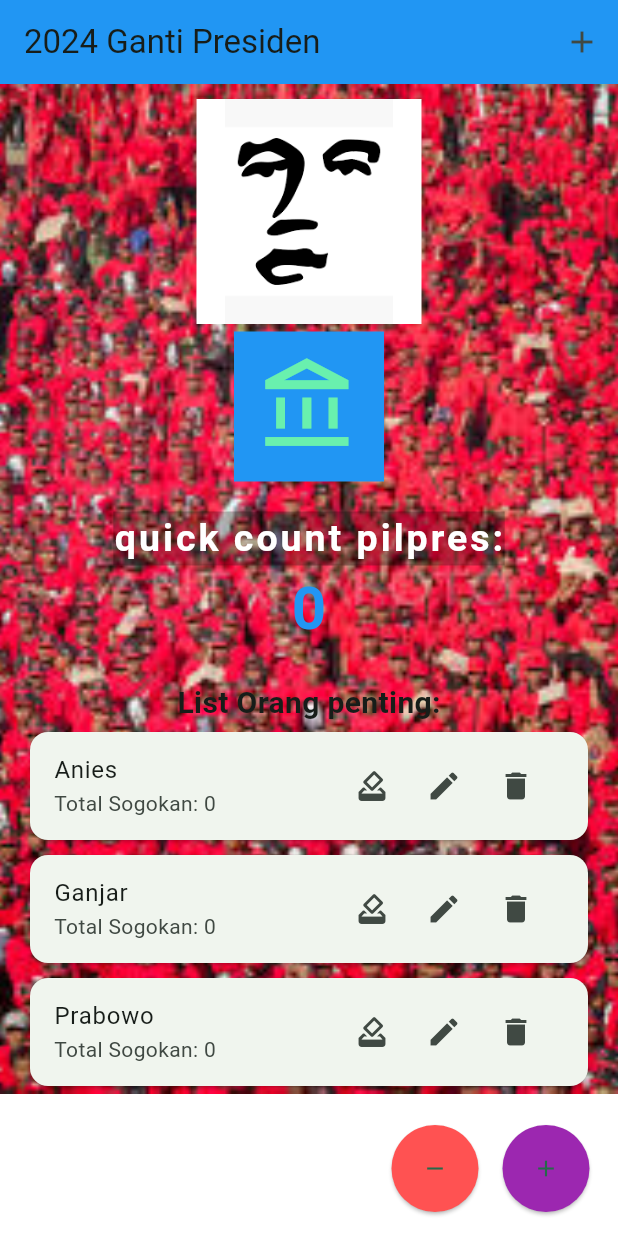
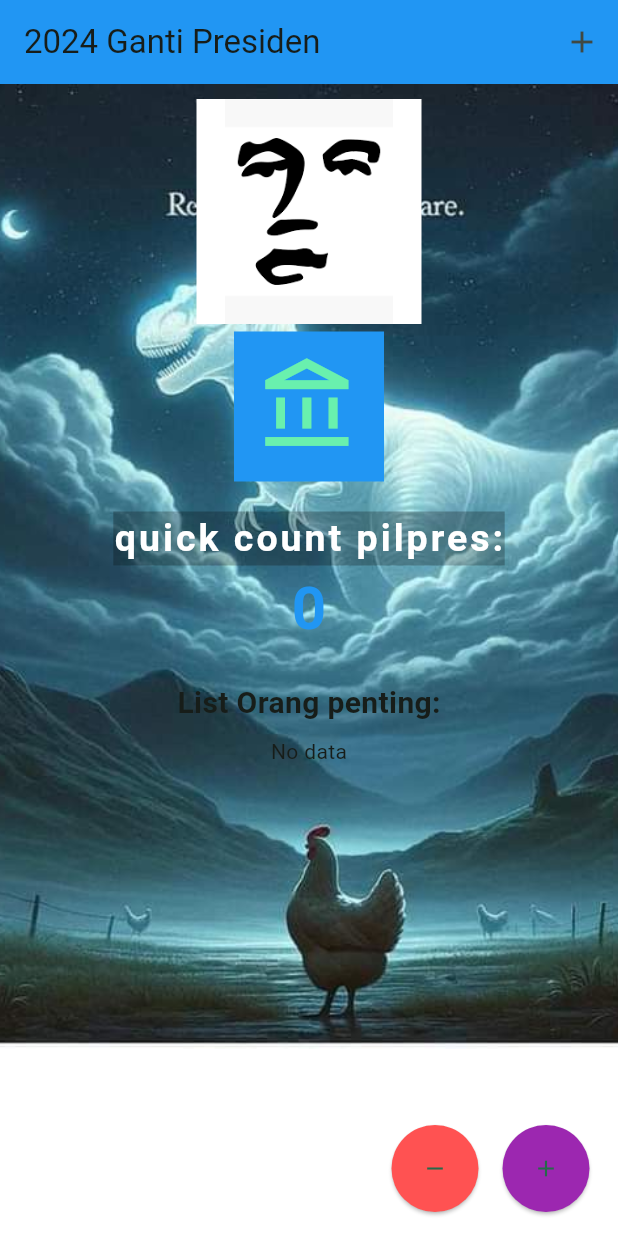
Before and after one commit to SingSopan/projek_ontol, a Flutter app: the screen it shows after launch, on a phone screen of 412 x 824 dp. Run offline on Flutter 3.47's test engine with Material 3 defaults, Android fonts, the phone set to English and light mode, and no system bars; our stand-ins replace fl_chart, hive, hive_flutter; accounts and stored records are empty.

Commit message:
update mobile databases

```diff
--- /dev/null
+++ b/lib/candidate.dart
@@ -0,0 +1,14 @@
+import 'package:hive/hive.dart';
+
+part 'candidate.g.dart';
+
+@HiveType(typeId: 0)
+class Candidate extends HiveObject {
+  @HiveField(0)
+  String name;
+
+  @HiveField(1)
+  int vote;
+
+  Candidate({required this.name, required this.vote});
+}
--- a/lib/main.dart
+++ b/lib/main.dart
@@ -1,7 +1,29 @@
 import 'dart:ui';
 import 'package:flutter/material.dart';
+import 'package:hive/hive.dart';
+import 'package:hive_flutter/hive_flutter.dart';
+import 'package:path_provider/path_provider.dart';
+import 'package:fl_chart/fl_chart.dart';
 
-void main() {
+part 'main.g.dart';
+
+@HiveType(typeId: 0)
+class Candidate extends HiveObject {
+  @HiveField(0)
+  String name;
+
+  @HiveField(1)
+  int vote;
+
+  Candidate({required this.name, required this.vote});
+}
+
+void main() async {
+  WidgetsFlutterBinding.ensureInitialized();
+  final appDocumentDir = await getApplicationDocumentsDirectory();
+  Hive.init(appDocumentDir.path);
+  Hive.registerAdapter(CandidateAdapter());
+  await Hive.openBox<Candidate>('candidates');
   runApp(const MyApp());
 }
 
@@ -28,21 +50,16 @@ class MyHomePage extends StatefulWidget {
   State<MyHomePage> createState() => _MyHomePageState();
 }
 
-class Candidate {
-  String name;
-  int vote;
-  Candidate({required this.name, required this.vote});
-}
-
 class _MyHomePageState extends State<MyHomePage> {
   int _counter = 0;
-  List<Candidate> candidates = [
-    Candidate(name: "Anies", vote: 0),
-    Candidate(name: "Ganjar", vote: 0),
-    Candidate(name: "Prabowo", vote: 0),
-  ];
+  final TextEditingController nameController = TextEditingController();
+  late Box<Candidate> candidateBox;
 
-  final TextEditingController nameController = TextEditingController();
+  @override
+  void initState() {
+    super.initState();
+    candidateBox = Hive.box<Candidate>('candidates');
+  }
 
   void _incrementCounter() {
     setState(() {
@@ -57,31 +74,38 @@ class _MyHomePageState extends State<MyHomePage> {
   }
 
   void _addCandidate(String name) {
-    setState(() {
-      candidates.add(Candidate(name: name, vote: 0));
-    });
+    final newCandidate = Candidate(name: name, vote: 0);
+    candidateBox.add(newCandidate);
+    setState(() {});
   }
 
   void _updateCandidate(int index, String name) {
-    setState(() {
-      candidates[index].name = name;
-    });
+    final candidate = candidateBox.getAt(index);
+    if (candidate != null) {
+      candidate.name = name;
+      candidate.save();
+      setState(() {});
+    }
   }
 
   void _deleteCandidate(int index) {
-    setState(() {
-      candidates.removeAt(index);
-    });
+    candidateBox.deleteAt(index);
+    setState(() {});
   }
 
   void _voteCandidate(int index) {
-    setState(() {
-      candidates[index].vote++;
-    });
+    final candidate = candidateBox.getAt(index);
+    if (candidate != null) {
+      candidate.vote += 1;
+      candidate.save();
+      setState(() {});
+    }
   }
 
   void _showEditDialog(int index) {
-    nameController.text = candidates[index].name;
+    final candidate = candidateBox.getAt(index);
+    if (candidate == null) return;
+    nameController.text = candidate.name;
     showDialog(
       context: context,
       builder: (_) => AlertDialog(
@@ -143,7 +167,7 @@ class _MyHomePageState extends State<MyHomePage> {
       body: Container(
         decoration: const BoxDecoration(
           image: DecorationImage(
-            image: AssetImage("assets/pdd.jpeg"),
+            image: AssetImage("assets/bokbok.jpg"),
             fit: BoxFit.cover,
           ),
         ),
@@ -197,17 +221,45 @@ class _MyHomePageState extends State<MyHomePage> {
                   'List Orang penting:',
                   style: TextStyle(fontSize: 20, fontWeight: FontWeight.bold),
                 ),
-                ListView.builder(
+                Padding(
+                  padding: const EdgeInsets.all(8.0),
+                  child: SizedBox(
+                    height: 200,
+                    child: ValueListenableBuilder(
+                      valueListenable: candidateBox.listenable(),
+                      builder: (context, Box<Candidate> box, _) {
+                        if (box.isEmpty) return const Text("No data");
+                        final totalVotes = box.values.fold<int>(0, (sum, c) => sum + c.vote);
+                        return PieChart(
+                          PieChartData(
+                            sections: box.values.map((candidate) {
+                              final percent = totalVotes == 0 ? 0 : candidate.vote / totalVotes * 100;
+                              return PieChartSectionData(
+                                value: candidate.vote.toDouble(),
+                                title: '${candidate.name} (${percent.toStringAsFixed(1)}%)',
+                              );
+                            }).toList(),
+                          ),
+                        );
+                      },
+                    ),
+                  ),
+                ),
+                ValueListenableBuilder(
+                  valueListenable: candidateBox.listenable(),
+                  builder: (context, Box<Candidate> box, _) {
+                    return ListView.builder(
                       shrinkWrap: true,
                       physics: const NeverScrollableScrollPhysics(),
-                  itemCount: candidates.length,
+                      itemCount: box.length,
                       itemBuilder: (context, index) {
+                        final candidate = box.getAt(index);
+                        if (candidate == null) return const SizedBox.shrink();
                         return Card(
-                      margin: const EdgeInsets.symmetric(
-                          horizontal: 20, vertical: 5),
+                          margin: const EdgeInsets.symmetric(horizontal: 20, vertical: 5),
                           child: ListTile(
-                        title: Text(candidates[index].name),
-                        subtitle: Text('Total Sogokan: ${candidates[index].vote}'),
+                            title: Text(candidate.name),
+                            subtitle: Text('Total Sogokan: ${candidate.vote}'),
                             trailing: Row(
                               mainAxisSize: MainAxisSize.min,
                               children: [
@@ -226,6 +278,8 @@ class _MyHomePageState extends State<MyHomePage> {
                               ],
                             ),
                           ),
+                        );
+                      },
                     );
                   },
                 ),
```
Also changed, not shown: pubspec.yaml (+6 -2 lines), assets/bokbok.jpg (added), lib/candidate.g.dart (added), lib/main.g.dart (added), pubspec.lock, 1 other file. Lines whose indentation alone changed are shown as unchanged.
